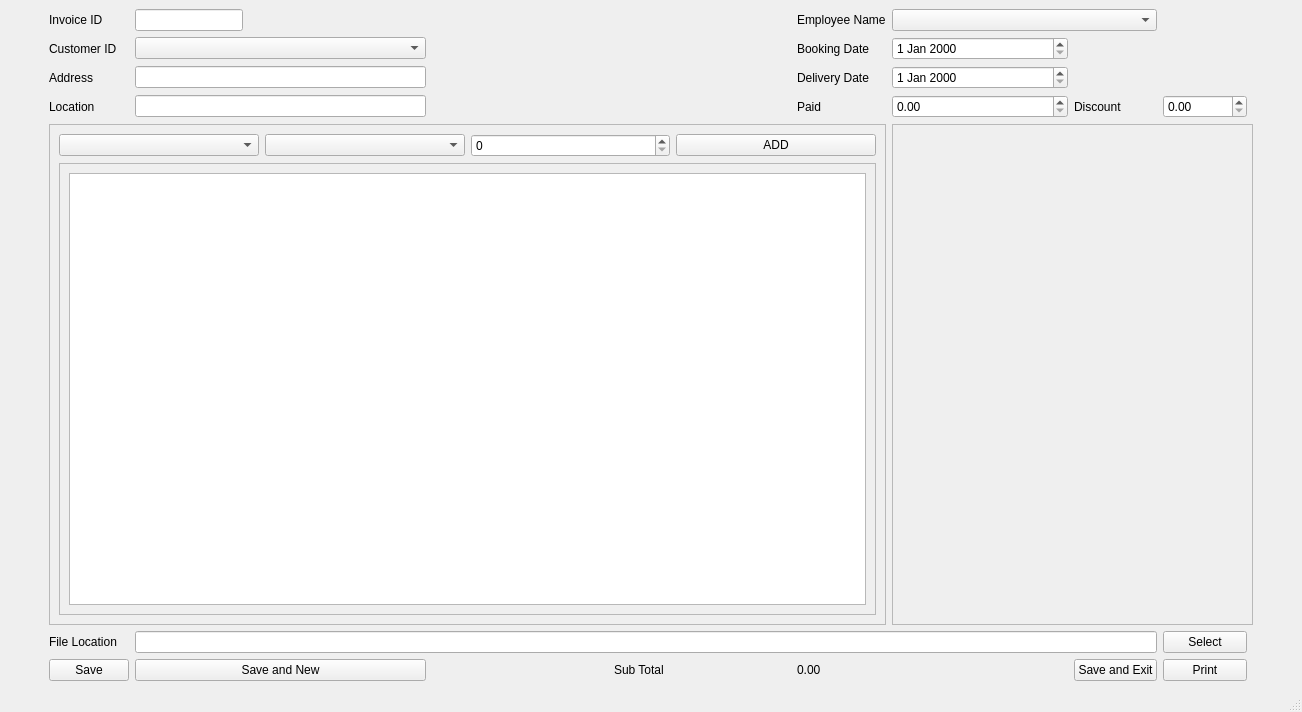
The window that entry_sale.ui (Imran2205/AvestaAgroVet) describes before a commit, drawn with Qt 5.
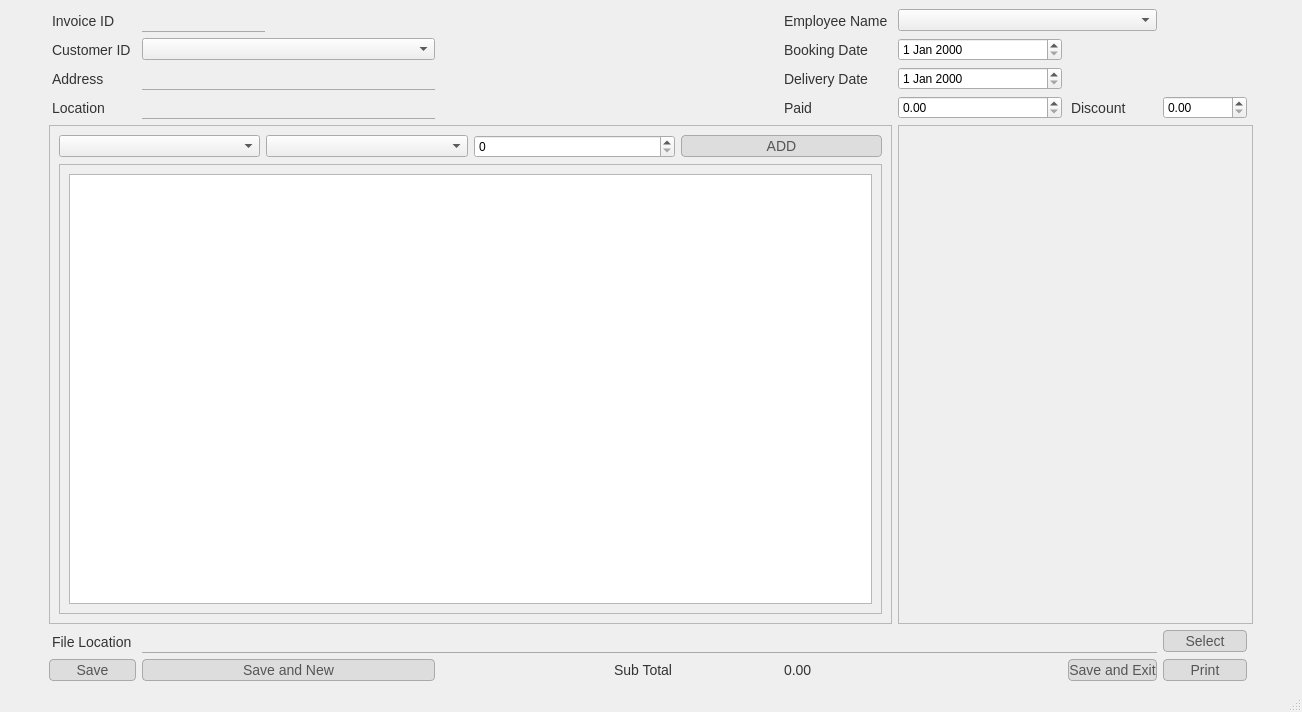
The same window after the commit.

The edit to the form file:
```diff
--- a/entry_sale.ui
+++ b/entry_sale.ui
@@ -33,6 +33,18 @@
     </item>
     <item row="2" column="7">
      <widget class="QLabel" name="label_7">
+      <property name="styleSheet">
+       <string notr="true">QLabel{
+	background-color: transparent;
+	color: #333;
+	font-family: 'Arvo';
+	font-size: 14px;
+	font-weight: 400;
+	padding: 2px 0px;
+}
+
+</string>
+      </property>
       <property name="text">
        <string>Delivery Date</string>
       </property>
@@ -40,6 +52,18 @@
     </item>
     <item row="6" column="7">
      <widget class="QLabel" name="sub_total">
+      <property name="styleSheet">
+       <string notr="true">QLabel{
+	background-color: transparent;
+	color: #333;
+	font-family: 'Arvo';
+	font-size: 14px;
+	font-weight: 400;
+	padding: 2px 0px;
+}
+
+</string>
+      </property>
       <property name="text">
        <string>0.00</string>
       </property>
@@ -47,6 +71,18 @@
     </item>
     <item row="2" column="1">
      <widget class="QLabel" name="label_3">
+      <property name="styleSheet">
+       <string notr="true">QLabel{
+	background-color: transparent;
+	color: #333;
+	font-family: 'Arvo';
+	font-size: 14px;
+	font-weight: 400;
+	padding: 2px 0px;
+}
+
+</string>
+      </property>
       <property name="text">
        <string>Address</string>
       </property>
@@ -54,16 +90,68 @@
     </item>
     <item row="0" column="7">
      <widget class="QLabel" name="label_5">
+      <property name="autoFillBackground">
+       <bool>false</bool>
+      </property>
+      <property name="styleSheet">
+       <string notr="true">QLabel{
+	background-color: transparent;
+	color: #333;
+	font-family: 'Arvo';
+	font-size: 14px;
+	font-weight: 400;
+	padding: 2px 0px;
+}
+
+</string>
+      </property>
       <property name="text">
        <string>Employee Name</string>
       </property>
      </widget>
     </item>
     <item row="3" column="2" colspan="3">
-     <widget class="QLineEdit" name="entry_location_line_edit"/>
+     <widget class="QLineEdit" name="entry_location_line_edit">
+      <property name="styleSheet">
+       <string notr="true">QLineEdit{
+	background-color: transparent;
+	border: none;
+	border-bottom: 1px solid #aaa;
+	color: #555;
+	box-sizing: border-box;
+	font-family: 'Arvo';
+	font-size: 14px;
+	padding: 2px 0px;
+}
+
+QLineEdit:hover {   
+	background-color: transparent;
+	border: none;
+	border-bottom: 1px solid #000;
+	color: #555;
+	box-sizing: border-box;
+	font-family: 'Arvo';
+	font-size: 14px;
+	padding: 2px 0px;
+}
+</string>
+      </property>
+     </widget>
     </item>
     <item row="6" column="6">
      <widget class="QLabel" name="label_8">
+      <property name="styleSheet">
+       <string notr="true">QLabel{
+	background-color: transparent;
+	color: #333;
+	font-family: 'Arvo';
+	font-size: 14px;
+	font-weight: 400;
+	padding: 2px 0px;
+}
+
+</string>
+      </property>
       <property name="text">
        <string>Sub Total</string>
       </property>
@@ -84,13 +172,50 @@
     </item>
     <item row="1" column="7">
      <widget class="QLabel" name="label_6">
+      <property name="styleSheet">
+       <string notr="true">QLabel{
+	background-color: transparent;
+	color: #333;
+	font-family: 'Arvo';
+	font-size: 14px;
+	font-weight: 400;
+	padding: 2px 0px;
+}
+
+</string>
+      </property>
       <property name="text">
        <string>Booking Date</string>
       </property>
      </widget>
     </item>
     <item row="0" column="2" colspan="2">
-     <widget class="QLineEdit" name="entry_invoice_id_line_edit"/>
+     <widget class="QLineEdit" name="entry_invoice_id_line_edit">
+      <property name="styleSheet">
+       <string notr="true">QLineEdit{
+	background-color: transparent;
+	border: none;
+	border-bottom: 1px solid #aaa;
+	color: #555;
+	box-sizing: border-box;
+	font-family: 'Arvo';
+	font-size: 14px;
+	padding: 2px 0px;
+}
+
+QLineEdit:hover {   
+	background-color: transparent;
+	border: none;
+	border-bottom: 1px solid #000;
+	color: #555;
+	box-sizing: border-box;
+	font-family: 'Arvo';
+	font-size: 14px;
+	padding: 2px 0px;
+}
+</string>
+      </property>
+     </widget>
     </item>
     <item row="0" column="0">
      <spacer name="horizontalSpacer_3">
@@ -110,6 +235,18 @@
     </item>
     <item row="3" column="1">
      <widget class="QLabel" name="label_4">
+      <property name="styleSheet">
+       <string notr="true">QLabel{
+	background-color: transparent;
+	color: #333;
+	font-family: 'Arvo';
+	font-size: 14px;
+	font-weight: 400;
+	padding: 2px 0px;
+}
+
+</string>
+      </property>
       <property name="text">
        <string>Location</string>
       </property>
@@ -129,10 +266,47 @@
      </spacer>
     </item>
     <item row="2" column="2" colspan="3">
-     <widget class="QLineEdit" name="entry_address_line_edit"/>
+     <widget class="QLineEdit" name="entry_address_line_edit">
+      <property name="styleSheet">
+       <string notr="true">QLineEdit{
+	background-color: transparent;
+	border: none;
+	border-bottom: 1px solid #aaa;
+	color: #555;
+	box-sizing: border-box;
+	font-family: 'Arvo';
+	font-size: 14px;
+	padding: 2px 0px;
+}
+
+QLineEdit:hover {   
+	background-color: transparent;
+	border: none;
+	border-bottom: 1px solid #000;
+	color: #555;
+	box-sizing: border-box;
+	font-family: 'Arvo';
+	font-size: 14px;
+	padding: 2px 0px;
+}
+</string>
+      </property>
+     </widget>
     </item>
     <item row="0" column="1">
      <widget class="QLabel" name="label">
+      <property name="styleSheet">
+       <string notr="true">QLabel{
+	background-color: transparent;
+	color: #333;
+	font-family: 'Arvo';
+	font-size: 14px;
+	font-weight: 400;
+	padding: 2px 0px;
+}
+
+</string>
+      </property>
       <property name="text">
        <string>Invoice ID</string>
       </property>
@@ -140,6 +314,30 @@
     </item>
     <item row="6" column="10">
      <widget class="QPushButton" name="print_btn">
+      <property name="styleSheet">
+       <string notr="true">QPushButton{
+	background-color: #ddd;
+	border: 1px solid #aaa;
+	color: #555;
+	box-sizing: border-box;
+	font-family: 'Arvo';
+	font-size: 14px;
+	padding: 2px 0px;
+	border-radius: 4px;
+}
+
+QPushButton:hover {   
+	background-color: #bbf;
+	border: 1px solid #000;
+	color: #fff;
+	box-sizing: border-box;
+	font-family: 'Arvo';
+	font-size: 14px;
+	padding: 2px 0px;
+	border-radius: 4px;
+}
+</string>
+      </property>
       <property name="text">
        <string>Print</string>
       </property>
@@ -160,6 +358,30 @@
     </item>
     <item row="6" column="2" colspan="3">
      <widget class="QPushButton" name="save_n_new_btn">
+      <property name="styleSheet">
+       <string notr="true">QPushButton{
+	background-color: #ddd;
+	border: 1px solid #aaa;
+	color: #555;
+	box-sizing: border-box;
+	font-family: 'Arvo';
+	font-size: 14px;
+	padding: 2px 0px;
+	border-radius: 4px;
+}
+
+QPushButton:hover {   
+	background-color: #bbf;
+	border: 1px solid #000;
+	color: #fff;
+	box-sizing: border-box;
+	font-family: 'Arvo';
+	font-size: 14px;
+	padding: 2px 0px;
+	border-radius: 4px;
+}
+</string>
+      </property>
       <property name="text">
        <string>Save and New</string>
       </property>
@@ -167,6 +389,30 @@
     </item>
     <item row="6" column="1">
      <widget class="QPushButton" name="save_btn">
+      <property name="styleSheet">
+       <string notr="true">QPushButton{
+	background-color: #ddd;
+	border: 1px solid #aaa;
+	color: #555;
+	box-sizing: border-box;
+	font-family: 'Arvo';
+	font-size: 14px;
+	padding: 2px 0px;
+	border-radius: 4px;
+}
+
+QPushButton:hover {   
+	background-color: #bbf;
+	border: 1px solid #000;
+	color: #fff;
+	box-sizing: border-box;
+	font-family: 'Arvo';
+	font-size: 14px;
+	padding: 2px 0px;
+	border-radius: 4px;
+}
+</string>
+      </property>
       <property name="text">
        <string>Save</string>
       </property>
@@ -174,6 +420,18 @@
     </item>
     <item row="1" column="1">
      <widget class="QLabel" name="label_2">
+      <property name="styleSheet">
+       <string notr="true">QLabel{
+	background-color: transparent;
+	color: #333;
+	font-family: 'Arvo';
+	font-size: 14px;
+	font-weight: 400;
+	padding: 2px 0px;
+}
+
+</string>
+      </property>
       <property name="text">
        <string>Customer ID</string>
       </property>
@@ -181,6 +439,30 @@
     </item>
     <item row="6" column="9">
      <widget class="QPushButton" name="save_n_exit_btn">
+      <property name="styleSheet">
+       <string notr="true">QPushButton{
+	background-color: #ddd;
+	border: 1px solid #aaa;
+	color: #555;
+	box-sizing: border-box;
+	font-family: 'Arvo';
+	font-size: 14px;
+	padding: 2px 0px;
+	border-radius: 4px;
+}
+
+QPushButton:hover {   
+	background-color: #bbf;
+	border: 1px solid #000;
+	color: #fff;
+	box-sizing: border-box;
+	font-family: 'Arvo';
+	font-size: 14px;
+	padding: 2px 0px;
+	border-radius: 4px;
+}
+</string>
+      </property>
       <property name="text">
        <string>Save and Exit</string>
       </property>
@@ -207,6 +489,18 @@
     </item>
     <item row="5" column="1">
      <widget class="QLabel" name="label_9">
+      <property name="styleSheet">
+       <string notr="true">QLabel{
+	background-color: transparent;
+	color: #333;
+	font-family: 'Arvo';
+	font-size: 14px;
+	font-weight: 400;
+	padding: 2px 0px;
+}
+
+</string>
+      </property>
       <property name="text">
        <string>File Location</string>
       </property>
@@ -214,13 +508,62 @@
     </item>
     <item row="5" column="10">
      <widget class="QPushButton" name="select_location_btn">
+      <property name="styleSheet">
+       <string notr="true">QPushButton{
+	background-color: #ddd;
+	border: 1px solid #aaa;
+	color: #555;
+	box-sizing: border-box;
+	font-family: 'Arvo';
+	font-size: 14px;
+	padding: 2px 0px;
+	border-radius: 4px;
+}
+
+QPushButton:hover {   
+	background-color: #bbf;
+	border: 1px solid #000;
+	color: #fff;
+	box-sizing: border-box;
+	font-family: 'Arvo';
+	font-size: 14px;
+	padding: 2px 0px;
+	border-radius: 4px;
+}
+</string>
+      </property>
       <property name="text">
        <string>Select</string>
       </property>
      </widget>
     </item>
     <item row="5" column="2" colspan="8">
-     <widget class="QLineEdit" name="file_location_line_edit"/>
+     <widget class="QLineEdit" name="file_location_line_edit">
+      <property name="styleSheet">
+       <string notr="true">QLineEdit{
+	background-color: transparent;
+	border: none;
+	border-bottom: 1px solid #aaa;
+	color: #555;
+	box-sizing: border-box;
+	font-family: 'Arvo';
+	font-size: 14px;
+	padding: 2px 0px;
+}
+
+QLineEdit:hover {   
+	background-color: transparent;
+	border: none;
+	border-bottom: 1px solid #000;
+	color: #555;
+	box-sizing: border-box;
+	font-family: 'Arvo';
+	font-size: 14px;
+	padding: 2px 0px;
+}
+</string>
+      </property>
+     </widget>
     </item>
     <item row="4" column="1" colspan="7">
      <widget class="QFrame" name="frame">
@@ -243,6 +586,30 @@
        </item>
        <item row="0" column="3">
         <widget class="QPushButton" name="entry_add_btn">
+         <property name="styleSheet">
+          <string notr="true">QPushButton{
+	background-color: #ddd;
+	border: 1px solid #aaa;
+	color: #555;
+	box-sizing: border-box;
+	font-family: 'Arvo';
+	font-size: 14px;
+	padding: 2px 0px;
+	border-radius: 4px;
+}
+
+QPushButton:hover {   
+	background-color: #bbf;
+	border: 1px solid #000;
+	color: #fff;
+	box-sizing: border-box;
+	font-family: 'Arvo';
+	font-size: 14px;
+	padding: 2px 0px;
+	border-radius: 4px;
+}
+</string>
+         </property>
          <property name="text">
           <string>ADD</string>
          </property>
@@ -261,8 +628,8 @@
            <rect>
             <x>0</x>
             <y>0</y>
-            <width>777</width>
-            <height>461</height>
+            <width>781</width>
+            <height>447</height>
            </rect>
           </property>
           <layout class="QGridLayout" name="gridLayout_3">
@@ -293,8 +660,8 @@
         <rect>
          <x>0</x>
          <y>0</y>
-         <width>385</width>
-         <height>510</height>
+         <width>381</width>
+         <height>496</height>
         </rect>
        </property>
       </widget>
@@ -311,6 +678,18 @@
     </item>
     <item row="3" column="7">
      <widget class="QLabel" name="label_10">
+      <property name="styleSheet">
+       <string notr="true">QLabel{
+	background-color: transparent;
+	color: #333;
+	font-family: 'Arvo';
+	font-size: 14px;
+	font-weight: 400;
+	padding: 2px 0px;
+}
+
+</string>
+      </property>
       <property name="text">
        <string>Paid</string>
       </property>
@@ -318,6 +697,18 @@
     </item>
     <item row="3" column="9">
      <widget class="QLabel" name="label_11">
+      <property name="styleSheet">
+       <string notr="true">QLabel{
+	background-color: transparent;
+	color: #333;
+	font-family: 'Arvo';
+	font-size: 14px;
+	font-weight: 400;
+	padding: 2px 0px;
+}
+
+</string>
+      </property>
       <property name="text">
        <string>Discount</string>
       </property>
@@ -332,6 +723,9 @@
     </item>
     <item row="3" column="10">
      <widget class="QDoubleSpinBox" name="discountSpinBox">
+      <property name="styleSheet">
+       <string notr="true"/>
+      </property>
       <property name="maximum">
        <double>999999999999999921281879895665782741935503249059183851809998224123064148429897728.000000000000000</double>
       </property>
```
